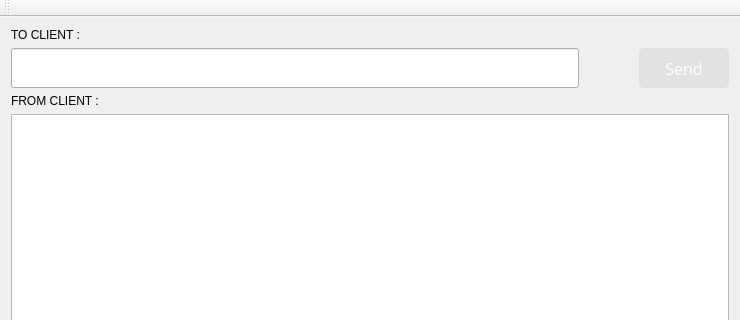
salara1960/tcpServer, file mainwindow.ui: the form before one commit; both pictures show x 0 to 740 and y 0 to 320 of the 740 by 587 pixel window.
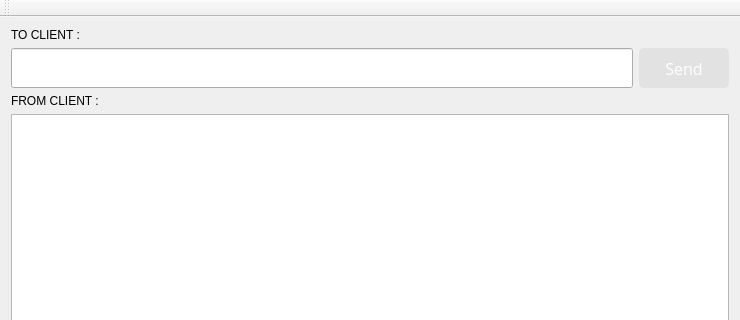
The form after the commit.

```diff
--- a/mainwindow.ui
+++ b/mainwindow.ui
@@ -36,25 +36,15 @@
         <height>40</height>
        </size>
       </property>
+      <property name="font">
+       <font>
+        <pointsize>11</pointsize>
+        <italic>true</italic>
+       </font>
+      </property>
      </widget>
     </item>
     <item row="1" column="2">
-     <spacer name="horizontalSpacer_2">
-      <property name="orientation">
-       <enum>Qt::Horizontal</enum>
-      </property>
-      <property name="sizeType">
-       <enum>QSizePolicy::Fixed</enum>
-      </property>
-      <property name="sizeHint" stdset="0">
-       <size>
-        <width>48</width>
-        <height>38</height>
-       </size>
-      </property>
-     </spacer>
-    </item>
-    <item row="1" column="3">
      <widget class="QPushButton" name="sending">
       <property name="enabled">
        <bool>false</bool>
@@ -105,8 +95,15 @@
       </property>
      </widget>
     </item>
-    <item row="3" column="0" colspan="4">
-     <widget class="QTextEdit" name="log"/>
+    <item row="3" column="0" colspan="3">
+     <widget class="QTextEdit" name="log">
+      <property name="font">
+       <font>
+        <pointsize>11</pointsize>
+        <italic>true</italic>
+       </font>
+      </property>
+     </widget>
     </item>
     <item row="4" column="0">
      <widget class="QPushButton" name="starting">
@@ -148,7 +145,7 @@
       </property>
      </widget>
     </item>
-    <item row="4" column="1" colspan="2">
+    <item row="4" column="1">
      <spacer name="horizontalSpacer">
       <property name="orientation">
        <enum>Qt::Horizontal</enum>
@@ -161,7 +158,7 @@
       </property>
      </spacer>
     </item>
-    <item row="4" column="3">
+    <item row="4" column="2">
      <widget class="QPushButton" name="stoping">
       <property name="sizePolicy">
        <sizepolicy hsizetype="Fixed" vsizetype="Fixed">
```
